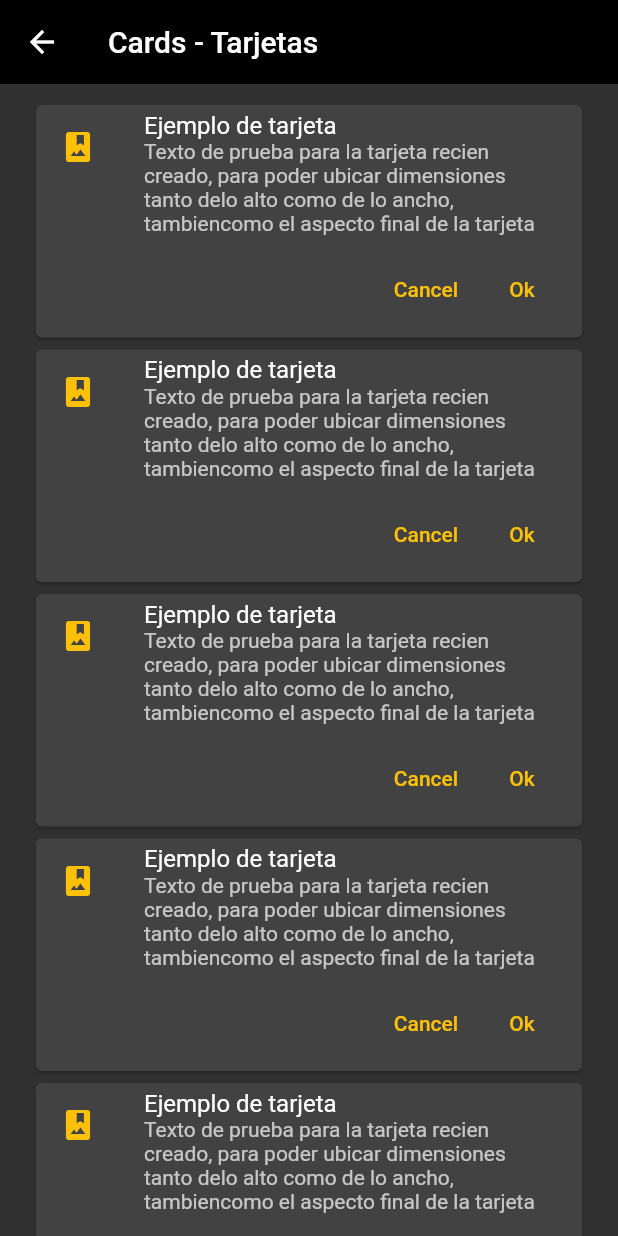
After one commit to Abdielcoder/flutterSnippets, a Flutter app: the CardsScreen screen opened by its route, on a phone screen of 412 x 824 dp. The commit adds this screen. Run offline on Flutter 3.47's test engine with Material 2 defaults, Android fonts, the phone set to English and light mode, and no system bars; our stand-ins replace new_gradient_app_bar.

Commit message:
SNP10 - FISRTS CARD WIDGET

```diff
--- a/components/lib/router/app_routes.dart
+++ b/components/lib/router/app_routes.dart
@@ -10,6 +10,8 @@ class AppRoutes{
     MenuOption(route:'HomePage' ,icon: Icons.cottage ,name: 'Home Screen' ,screen:HomeScreen()),
     MenuOption(route:'listPage1' ,icon: Icons.list ,name: 'Books' ,screen:ListView1Screen()),
     MenuOption(route:'listPage2' ,icon: Icons.toc ,name: 'Movies' ,screen:ListView2Screen()),
+    MenuOption(route:'alerts' ,icon: Icons.notifications_active ,name: 'Alerts - Alertas' ,screen:AlertsScreens()),
+    MenuOption(route:'cards' ,icon: Icons.style ,name: 'Cards -  Tarjetas' ,screen:CardsScreen()),
   ];
 
   static Map<String, Widget Function(BuildContext)> getAppRoutes(){//Strint and Widget
--- /dev/null
+++ b/components/lib/screens/cards_screen.dart
@@ -0,0 +1,31 @@
+
+import 'package:flutter/material.dart';
+
+import '../widgets/widgets.dart';
+
+
+
+class CardsScreen extends StatelessWidget{
+  const CardsScreen({super.key});
+  final books = const['Poder sin Limites','El poder Del Ahora','Harry potter','Moby-Dick'];
+
+  @override
+  Widget build(BuildContext context) {
+    return  Scaffold(
+      appBar: AppBar(title: const Text('Cards - Tarjetas'),),
+      body: ListView(
+        padding: const EdgeInsets.symmetric(horizontal: 20,vertical: 10),
+        children: [
+          CustomCardType1(),
+          CustomCardType1(),
+          CustomCardType1(),
+          CustomCardType1(),
+          CustomCardType1(),
+          CustomCardType1(),
+          CustomCardType1()
+        ],
+      )
+    );
+  }
+
+}
--- a/components/lib/screens/screens.dart
+++ b/components/lib/screens/screens.dart
@@ -1,3 +1,5 @@
 export 'package:components/screens/listview1_screen.dart';
 export 'package:components/screens/listview2_screen.dart';
 export 'package:components/screens/home_screen.dart';
+export 'package:components/screens/alerts_screen.dart';
+export 'package:components/screens/cards_screen.dart';
--- a/components/lib/theme/app_theme.dart
+++ b/components/lib/theme/app_theme.dart
@@ -4,12 +4,15 @@ import 'package:flutter/material.dart';
 
 class AppTheme{
   static const Color primary = Colors.amber;
-
+  static const Color colorButtons = Colors.pink;
   static final ThemeData lightTheme = ThemeData.dark().copyWith(
         primaryColor: primary,
         appBarTheme: const AppBarTheme(
           color: Color.fromARGB(255, 0, 0, 0),
           elevation: 0
+        ),
+        textButtonTheme: TextButtonThemeData(
+          style: TextButton.styleFrom(primary: primary),
         )
       );
 
--- /dev/null
+++ b/components/lib/widgets/custom_card1.dart
@@ -0,0 +1,36 @@
+import 'package:components/theme/app_theme.dart';
+import 'package:flutter/material.dart';
+
+class CustomCardType1 extends StatelessWidget {
+  const CustomCardType1({
+    Key? key,
+  }) : super(key: key);
+
+  @override
+  Widget build(BuildContext context) {
+    return Card(
+      child: Column(
+        children:  [
+         const ListTile(
+            leading: Icon(Icons.photo_album, color: AppTheme.primary),
+            title: Text('Ejemplo de tarjeta'),
+            subtitle: Text('Texto de prueba para la tarjeta recien creado, para '
+                'poder ubicar dimensiones tanto delo alto como de lo ancho, tambien'
+                'como el aspecto final de la tarjeta'),
+          ),
+          Padding(
+            padding: const EdgeInsets.all(8.0),
+            child: Row(
+              mainAxisAlignment: MainAxisAlignment.end,
+              children: [
+                TextButton(onPressed: (){}, child: Text('Cancel')),
+
+                 TextButton(onPressed: (){}, child: Text('Ok')),
+              ],
+            ),
+          )
+        ],
+      ),
+    );
+  }
+}
--- /dev/null
+++ b/components/lib/widgets/custom_card2.dart
@@ -0,0 +1,36 @@
+import 'package:components/theme/app_theme.dart';
+import 'package:flutter/material.dart';
+
+class CustomCardType1 extends StatelessWidget {
+  const CustomCardType1({
+    Key? key,
+  }) : super(key: key);
+
+  @override
+  Widget build(BuildContext context) {
+    return Card(
+      child: Column(
+        children:  [
+         const ListTile(
+            leading: Icon(Icons.photo_album, color: AppTheme.primary),
+            title: Text('Ejemplo de tarjeta'),
+            subtitle: Text('Texto de prueba para la tarjeta recien creado, para '
+                'poder ubicar dimensiones tanto delo alto como de lo ancho, tambien'
+                'como el aspecto final de la tarjeta'),
+          ),
+          Padding(
+            padding: const EdgeInsets.all(8.0),
+            child: Row(
+              mainAxisAlignment: MainAxisAlignment.end,
+              children: [
+                TextButton(onPressed: (){}, child: Text('Cancel')),
+
+                 TextButton(onPressed: (){}, child: Text('Ok')),
+              ],
+            ),
+          )
+        ],
+      ),
+    );
+  }
+}
--- /dev/null
+++ b/components/lib/widgets/widgets.dart
@@ -0,0 +1 @@
+export '../widgets/custom_card1.dart';
```
Also changed, not shown: components/lib/screens/alerts_screen.dart (added, +31 -0 lines).
